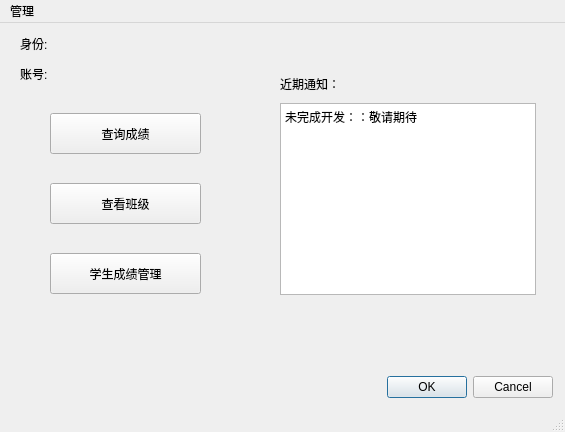
This is sms.ui in broom35/c-work as Qt 5 draws it before an edit. The edited form follows.
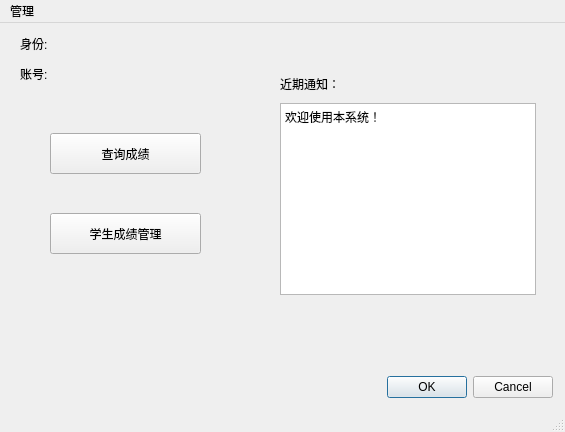
This is the edited form.

Patch:
```diff
--- a/sms.ui
+++ b/sms.ui
@@ -44,7 +44,7 @@
     <property name="geometry">
      <rect>
       <x>50</x>
-      <y>90</y>
+      <y>110</y>
       <width>151</width>
       <height>41</height>
      </rect>
@@ -70,20 +70,7 @@
     <property name="geometry">
      <rect>
       <x>50</x>
-      <y>160</y>
-      <width>151</width>
-      <height>41</height>
-     </rect>
-    </property>
-    <property name="text">
-     <string>查看班级</string>
-    </property>
-   </widget>
-   <widget class="QPushButton" name="pushButton_3">
-    <property name="geometry">
-     <rect>
-      <x>50</x>
-      <y>230</y>
+      <y>190</y>
       <width>151</width>
       <height>41</height>
      </rect>
@@ -109,7 +96,8 @@
 li.unchecked::marker { content: &quot;\2610&quot;; }
 li.checked::marker { content: &quot;\2612&quot;; }
 &lt;/style&gt;&lt;/head&gt;&lt;body style=&quot; font-family:'Microsoft YaHei UI'; font-size:9pt; font-weight:400; font-style:normal;&quot;&gt;
-&lt;p style=&quot; margin-top:0px; margin-bottom:0px; margin-left:0px; margin-right:0px; -qt-block-indent:0; text-indent:0px;&quot;&gt;未完成开发：：敬请期待&lt;/p&gt;&lt;/body&gt;&lt;/html&gt;</string>
+&lt;p style=&quot; margin-top:0px; margin-bottom:0px; margin-left:0px; margin-right:0px; -qt-block-indent:0; text-indent:0px;&quot;&gt;欢迎使用本系统！&lt;/p&gt;
+&lt;p style=&quot;-qt-paragraph-type:empty; margin-top:0px; margin-bottom:0px; margin-left:0px; margin-right:0px; -qt-block-indent:0; text-indent:0px;&quot;&gt;&lt;br /&gt;&lt;/p&gt;&lt;/body&gt;&lt;/html&gt;</string>
     </property>
    </widget>
    <widget class="QLabel" name="label_Bc">
```
Left out of the diff: 4 changed lines with no effect on the pictures.
